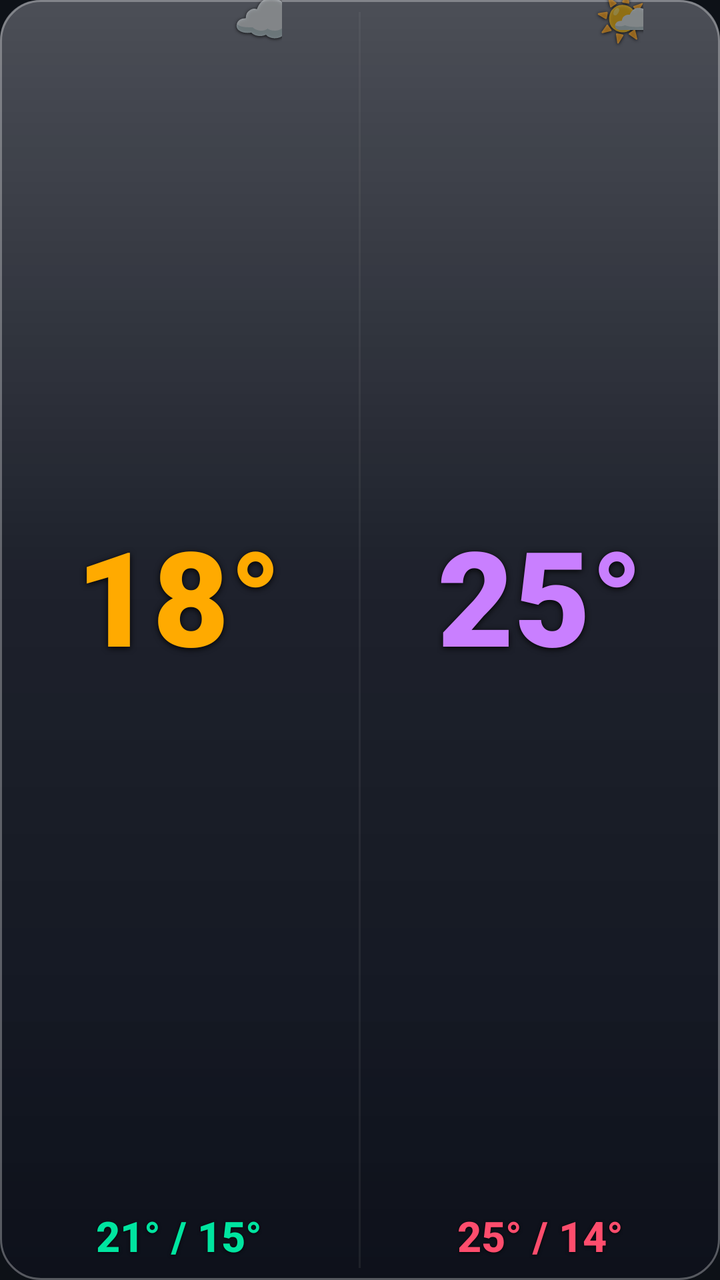
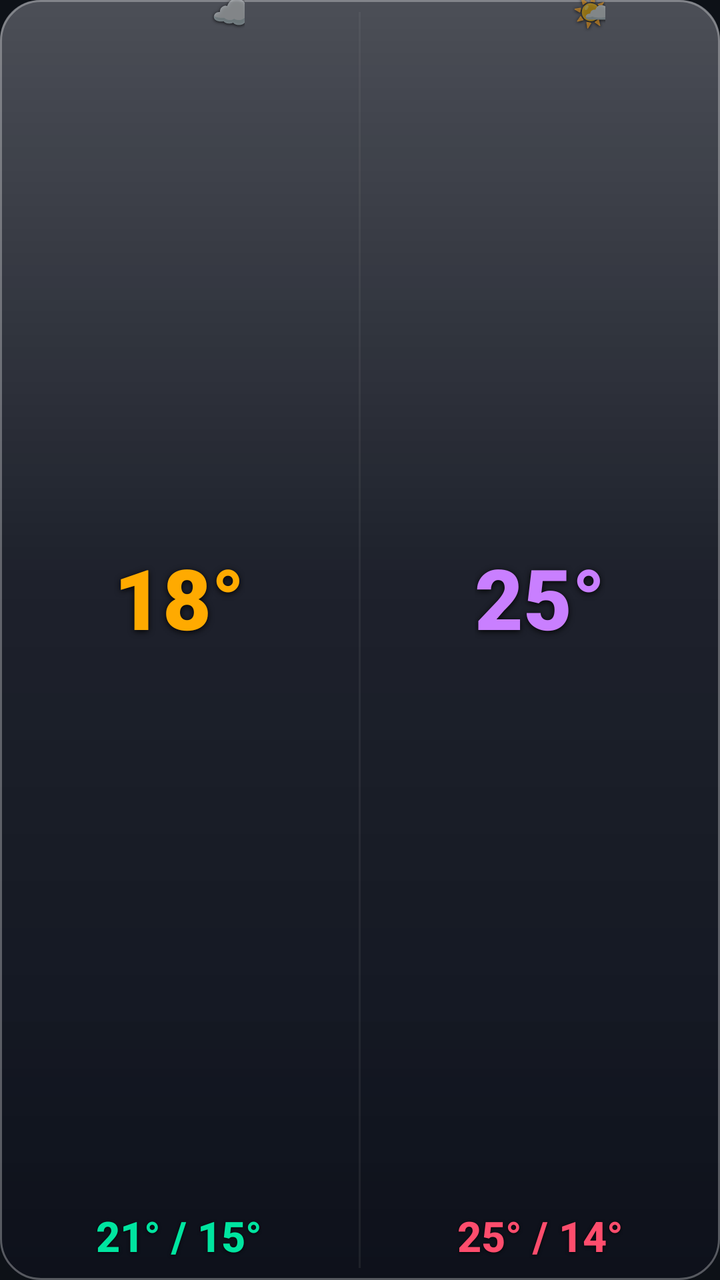

Compare the two renders of this Android layout. The source of the first and the diff that turns it into the second are given below.
<!-- AndroidManifest.xml: application theme Theme.Weather28 -->
<!-- res/layout/widget_dark_xs.xml -->
<?xml version="1.0" encoding="utf-8"?>
<LinearLayout xmlns:android="http://schemas.android.com/apk/res/android"
    android:id="@+id/widget_root"
    android:layout_width="match_parent"
    android:layout_height="match_parent"
    android:orientation="vertical"
    android:background="@drawable/widget_bg_dark">


    <LinearLayout
        android:layout_width="match_parent"
        android:layout_height="0dp"
        android:layout_weight="1"
        android:orientation="horizontal">

        
        <LinearLayout
            android:layout_width="0dp"
            android:layout_height="match_parent"
            android:layout_weight="1"
            android:orientation="vertical"
            android:gravity="center_horizontal"
            android:paddingStart="6dp"
            android:paddingEnd="6dp"
            android:paddingBottom="8dp">

            <FrameLayout
                android:layout_width="wrap_content"
                android:layout_height="0dp"
                android:layout_weight="1">

                <TextView
                    android:id="@+id/today_temp"
                    android:layout_width="wrap_content"
                    android:layout_height="wrap_content"
                    android:layout_gravity="center"
                    android:text="18°"
                    android:textColor="#ffaa00"
                    android:textSize="66sp"
                    android:fontFamily="sans-serif-black"
                    android:includeFontPadding="false"
                    android:gravity="center"
                    android:shadowColor="#e6000000" android:shadowDx="0" android:shadowDy="2" android:shadowRadius="7"/>

                <TextView
                    android:id="@+id/today_icon"
                    android:layout_width="wrap_content"
                    android:layout_height="wrap_content"
                    android:layout_gravity="top|end"
                    android:layout_marginTop="-6dp"
                    android:layout_marginEnd="-8dp"
                    android:text="☁️"
                    android:textSize="26sp"
                    android:includeFontPadding="false"
                    android:gravity="center"
                    android:shadowColor="#cc000000" android:shadowDx="0" android:shadowDy="1" android:shadowRadius="4"/>
            </FrameLayout>

            <TextView
                android:id="@+id/today_minmax"
                android:layout_width="wrap_content"
                android:layout_height="wrap_content"
                android:text="21° / 15°"
                android:textColor="#00e5a0"
                android:textSize="21sp"
                android:fontFamily="sans-serif-medium"
                android:textStyle="bold"
                android:layout_marginTop="2dp"
                android:shadowColor="#cc000000" android:shadowDx="0" android:shadowDy="1" android:shadowRadius="4"/>
        </LinearLayout>

        <TextView
            android:layout_width="1dp"
            android:layout_height="match_parent"
            android:background="#22888888"
            android:layout_marginTop="6dp"
            android:layout_marginBottom="6dp"
            android:text=""/>

        
        <LinearLayout
            android:layout_width="0dp"
            android:layout_height="match_parent"
            android:layout_weight="1"
            android:orientation="vertical"
            android:gravity="center_horizontal"
            android:paddingStart="6dp"
            android:paddingEnd="6dp"
            android:paddingBottom="8dp">

            <FrameLayout
                android:layout_width="wrap_content"
                android:layout_height="0dp"
                android:layout_weight="1">

                <TextView
                    android:id="@+id/tomorrow_temp"
                    android:layout_width="wrap_content"
                    android:layout_height="wrap_content"
                    android:layout_gravity="center"
                    android:text="25°"
                    android:textColor="#c97fff"
                    android:textSize="66sp"
                    android:fontFamily="sans-serif-black"
                    android:includeFontPadding="false"
                    android:gravity="center"
                    android:shadowColor="#e6000000" android:shadowDx="0" android:shadowDy="2" android:shadowRadius="7"/>

                <TextView
                    android:id="@+id/tomorrow_icon"
                    android:layout_width="wrap_content"
                    android:layout_height="wrap_content"
                    android:layout_gravity="top|end"
                    android:layout_marginTop="-6dp"
                    android:layout_marginEnd="-8dp"
                    android:text="🌤️"
                    android:textSize="26sp"
                    android:includeFontPadding="false"
                    android:gravity="center"
                    android:shadowColor="#cc000000" android:shadowDx="0" android:shadowDy="1" android:shadowRadius="4"/>
            </FrameLayout>

            <TextView
                android:id="@+id/tomorrow_minmax"
                android:layout_width="wrap_content"
                android:layout_height="wrap_content"
                android:text="25° / 14°"
                android:textColor="#ff4d6d"
                android:textSize="21sp"
                android:fontFamily="sans-serif-medium"
                android:textStyle="bold"
                android:layout_marginTop="2dp"
                android:shadowColor="#cc000000" android:shadowDx="0" android:shadowDy="1" android:shadowRadius="4"/>
        </LinearLayout>
    </LinearLayout>

    <TextView android:id="@+id/widget_refresh" android:layout_width="0dp" android:layout_height="0dp" android:visibility="gone"/>
    <TextView android:id="@+id/today_desc"    android:layout_width="0dp" android:layout_height="0dp" android:visibility="gone"/>
    <TextView android:id="@+id/tomorrow_desc" android:layout_width="0dp" android:layout_height="0dp" android:visibility="gone"/>
    <TextView android:id="@+id/today_icon_bg" android:layout_width="0dp" android:layout_height="0dp" android:visibility="gone"/>
    <TextView android:id="@+id/tomorrow_icon_bg" android:layout_width="0dp" android:layout_height="0dp" android:visibility="gone"/>
    <TextView android:id="@+id/today_rain"    android:layout_width="0dp" android:layout_height="0dp" android:visibility="gone"/>
    <TextView android:id="@+id/today_wind"    android:layout_width="0dp" android:layout_height="0dp" android:visibility="gone"/>
    <TextView android:id="@+id/tomorrow_rain" android:layout_width="0dp" android:layout_height="0dp" android:visibility="gone"/>
    <TextView android:id="@+id/tomorrow_wind" android:layout_width="0dp" android:layout_height="0dp" android:visibility="gone"/>

</LinearLayout>
<!-- resources referenced by this layout -->
<resources>
  <!-- drawable widget_bg_dark (drawable) -->
  <?xml version="1.0" encoding="utf-8"?>
  <layer-list xmlns:android="http://schemas.android.com/apk/res/android">
      <item>
          <shape android:shape="rectangle">
              <solid android:color="#CC101520"/>
              <corners android:radius="20dp"/>
          </shape>
      </item>
      <item>
          <shape android:shape="rectangle">
              <gradient
                  android:type="linear"
                  android:angle="115"
                  android:startColor="#40FFFFFF"
                  android:centerColor="#0FFFFFFF"
                  android:endColor="#00FFFFFF"
                  android:centerY="0.45"/>
              <corners android:radius="20dp"/>
          </shape>
      </item>
      <item>
          <shape android:shape="rectangle">
              <gradient
                  android:type="linear"
                  android:angle="90"
                  android:startColor="#22000000"
                  android:centerColor="#00000000"
                  android:endColor="#00000000"
                  android:centerY="0.25"/>
              <corners android:radius="20dp"/>
          </shape>
      </item>
      <item>
          <shape android:shape="rectangle">
              <stroke android:width="1dp" android:color="#4DFFFFFF"/>
              <corners android:radius="20dp"/>
          </shape>
      </item>
  </layer-list>
  <style name="Theme.Weather28" parent="Theme.MaterialComponents.DayNight.NoActionBar">
          <item name="colorPrimary">#00e5a0</item>
          <item name="colorPrimaryVariant">#4d9fff</item>
          <item name="colorOnPrimary">#0d1117</item>
          <item name="android:windowBackground">#0d1117</item>
          <item name="android:statusBarColor">#0d1117</item>
          <item name="android:navigationBarColor">#0d1117</item>
      </style>
</resources>

<!-- the commit's change to res/layout/widget_dark_xs.xml (unified diff, before → after) -->
@@ -36,7 +36,7 @@
                     android:layout_gravity="center"
                     android:text="18°"
                     android:textColor="#ffaa00"
-                    android:textSize="66sp"
+                    android:textSize="42sp"
                     android:fontFamily="sans-serif-black"
                     android:includeFontPadding="false"
                     android:gravity="center"
@@ -47,10 +47,10 @@
                     android:layout_width="wrap_content"
                     android:layout_height="wrap_content"
                     android:layout_gravity="top|end"
-                    android:layout_marginTop="-6dp"
-                    android:layout_marginEnd="-8dp"
+                    android:layout_marginTop="-4dp"
+                    android:layout_marginEnd="-5dp"
                     android:text="☁️"
-                    android:textSize="26sp"
+                    android:textSize="17sp"
                     android:includeFontPadding="false"
                     android:gravity="center"
                     android:shadowColor="#cc000000" android:shadowDx="0" android:shadowDy="1" android:shadowRadius="4"/>
@@ -100,7 +100,7 @@
                     android:layout_gravity="center"
                     android:text="25°"
                     android:textColor="#c97fff"
-                    android:textSize="66sp"
+                    android:textSize="42sp"
                     android:fontFamily="sans-serif-black"
                     android:includeFontPadding="false"
                     android:gravity="center"
@@ -111,10 +111,10 @@
                     android:layout_width="wrap_content"
                     android:layout_height="wrap_content"
                     android:layout_gravity="top|end"
-                    android:layout_marginTop="-6dp"
-                    android:layout_marginEnd="-8dp"
+                    android:layout_marginTop="-4dp"
+                    android:layout_marginEnd="-5dp"
                     android:text="🌤️"
-                    android:textSize="26sp"
+                    android:textSize="17sp"
                     android:includeFontPadding="false"
                     android:gravity="center"
                     android:shadowColor="#cc000000" android:shadowDx="0" android:shadowDy="1" android:shadowRadius="4"/>
